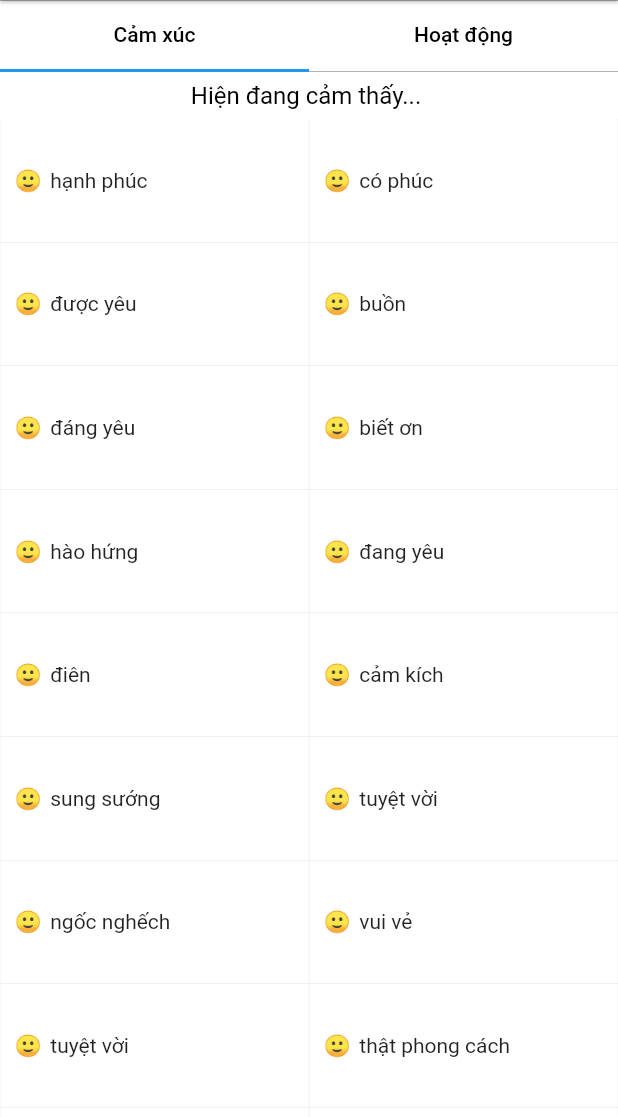
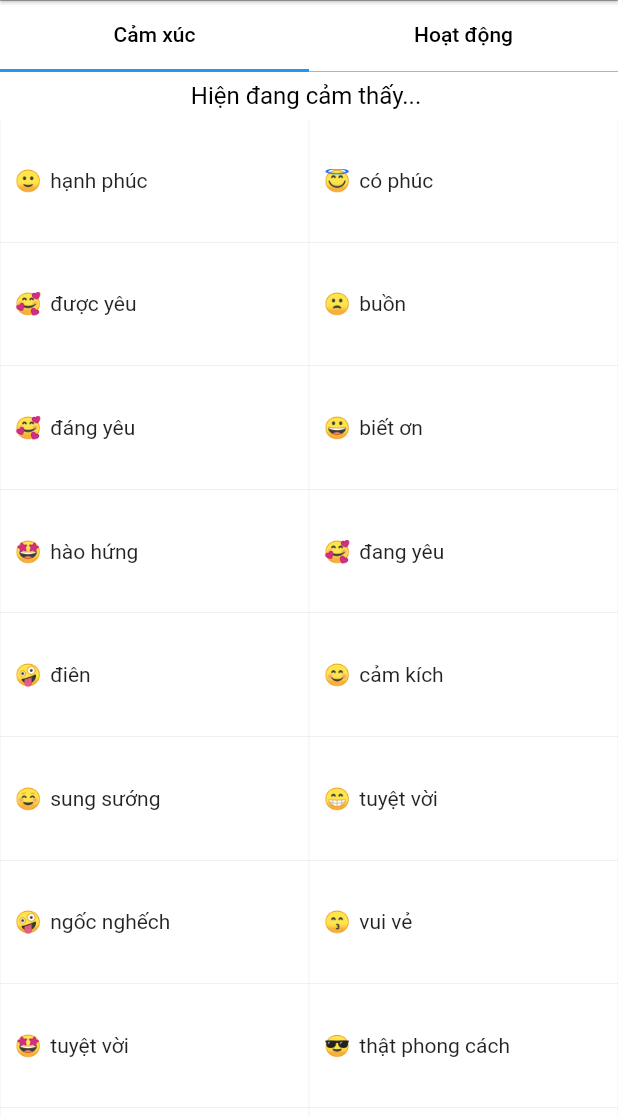
Before and after one commit to badao12x3/backend_fakebook, a Flutter app: the EmotionScreen screen opened by its route, on a phone screen of 412 x 824 dp, the part 84-1201 px from its top. Run offline on Flutter 3.47's test engine with Material 2 defaults, Android fonts, the phone set to English and light mode, and no system bars; our stand-ins replace bloc, bloc_concurrency, cached_network_image, device_info_plus, equatable, flutter_bloc and 7 more; accounts and stored records are empty.

Commit message:
fix emotion

```diff
--- a/lib/configuration.dart
+++ b/lib/configuration.dart
@@ -7,7 +7,7 @@ class Configuration {
   static const String baseUrlPhysicalDevice = '192.168.1.10:5001'; //mobile
   static const String baseUrlPhysicalDevice2 = '10.0.2.2:5001'; //mobile
   // để nguyên 3 cái trên, nếu muốn đổi thiết bị thì đổi cái dưới
-  static const String baseUrlConnect = baseUrlWeb;
+  static const String baseUrlConnect = baseUrlPhysicalDevice;
   // accountId: 63bbff18fc13ae649300082a - Chris Vater - token fix cứng nếu chẳng may gặp một lỗi nào đó
   static const String token = 'eyJhbGciOiJIUzI1NiIsInR5cCI6IkpXVCJ9.eyJhY2NvdW50X2lkIjoiNjNiYmZmMThmYzEzYWU2NDkzMDAwODJhIiwicGhvbmVOdW1iZXIiOiIwMTIzNDU2Nzg5IiwiaWF0IjoxNjc1NTA2NTA2LCJleHAiOjE2NzgwOTg1MDZ9.YRLyFEV1VKKCBP8QwVJ4ZFDz7BJjNUfOK0BK3CvvdHw';
 }
--- a/lib/screens/post/emotion_screen.dart
+++ b/lib/screens/post/emotion_screen.dart
@@ -105,129 +105,129 @@ class EmotionGrid extends StatelessWidget {
   @override
   Widget build(BuildContext context) {
     final emotionArray = [
-      {'icon': 'hạnh phúc', 'value': 'hạnh phúc'},
-      {'icon': 'có phúc', 'value': 'có phúc'},
-      {'icon': 'được yêu', 'value': 'được yêu'},
-      {'icon': 'buồn', 'value': 'buồn'},
-      {'icon': 'đáng yêu', 'value': 'đáng yêu'},
-      {'icon': 'biết ơn', 'value': 'biết ơn'},
-      {'icon': 'hào hứng', 'value': 'hào hứng'},
-      {'icon': 'đang yêu', 'value': 'đang yêu'},
-      {'icon': 'điên', 'value': 'điên'},
-      {'icon': 'cảm kích', 'value': 'cảm kích'},
-      {'icon': 'sung sướng', 'value': 'sung sướng'},
-      {'icon': 'tuyệt vời', 'value': 'tuyệt vời'},
-      {'icon': 'ngốc nghếch', 'value': 'ngốc nghếch'},
-      {'icon': 'vui vẻ', 'value': 'vui vẻ'},
-      {'icon': 'tuyệt vời', 'value': 'tuyệt vời'},
-      {'icon': 'thật phong cách', 'value': 'thật phong cách'},
-      {'icon': 'thú vị', 'value': 'thú vị'},
-      {'icon': 'thư giãn', 'value': 'thư giãn'},
-      {'icon': 'positive', 'value': 'positive'},
-      {'icon': 'rùng mình', 'value': 'rùng mình'},
-      {'icon': 'đầy hi vọng', 'value': 'đầy hi vọng'},
-      {'icon': 'hân hoan', 'value': 'hân hoan'},
-      {'icon': 'mệt mỏi', 'value': 'mệt mỏi'},
-      {'icon': 'có động lực', 'value': 'có động lực'},
-      {'icon': 'proud', 'value': 'proud'},
-      {'icon': 'chỉ có một mình', 'value': 'chỉ có một mình'},
-      {'icon': 'chu đáo', 'value': 'chu đáo'},
-      {'icon': 'OK', 'value': 'OK'},
-      {'icon': 'nhớ nhà', 'value': 'nhớ nhà'},
-      {'icon': 'giận dữ', 'value': 'giận dữ'},
-      {'icon': 'ốm yếu', 'value': 'ốm yếu'},
-      {'icon': 'hài lòng', 'value': 'hài lòng'},
-      {'icon': 'kiệt sức', 'value': 'kiệt sức'},
-      {'icon': 'xúc động', 'value': 'xúc động'},
-      {'icon': 'tự tin', 'value': 'tự tin'},
-      {'icon': 'rất tuyệt', 'value': 'rất tuyệt'},
-      {'icon': 'tươi mới', 'value': 'tươi mới'},
-      {'icon': 'quyết đoán', 'value': 'quyết đoán'},
-      {'icon': 'kiệt sức', 'value': 'kiệt sức'},
-      {'icon': 'bực mình', 'value': 'bực mình'},
-      {'icon': 'vui vẻ', 'value': 'vui vẻ'},
-      {'icon': 'gặp may', 'value': 'gặp may'},
-      {'icon': 'đau khổ', 'value': 'đau khổ'},
-      {'icon': 'buồn tẻ', 'value': 'buồn tẻ'},
-      {'icon': 'buồn ngủ', 'value': 'buồn ngủ'},
-      {'icon': 'tràn đầy sinh lực', 'value': 'tràn đầy sinh lực'},
-      {'icon': 'đói', 'value': 'đói'},
-      {'icon': 'chuyên nghiệp', 'value': 'chuyên nghiệp'},
-      {'icon': 'đau đớn', 'value': 'đau đớn'},
-      {'icon': 'thanh thản', 'value': 'thanh thản'},
-      {'icon': 'thất vọng', 'value': 'thất vọng'},
-      {'icon': 'lạc quan', 'value': 'lạc quan'},
-      {'icon': 'lạnh', 'value': 'lạnh'},
-      {'icon': 'dễ thương', 'value': 'dễ thương'},
-      {'icon': 'tuyệt cú mèo', 'value': 'tuyệt cú mèo'},
-      {'icon': 'thật tuyệt', 'value': 'thật tuyệt'},
-      {'icon': 'hối tiếc', 'value': 'hối tiếc'},
-      {'icon': 'thật giỏi', 'value': 'thật giỏi'},
-      {'icon': 'lo lắng', 'value': 'lo lắng'},
-      {'icon': 'vui nhộn', 'value': 'vui nhộn'},
-      {'icon': 'tồi tệ', 'value': 'tồi tệ'},
-      {'icon': 'xuống tinh thần', 'value': 'xuống tinh thần'},
-      {'icon': 'đầy cảm hứng', 'value': 'đầy cảm hứng'},
-      {'icon': 'hài lòng', 'value': 'hài lòng'},
-      {'icon': 'phấn khích', 'value': 'phấn khích'},
-      {'icon': 'bình tĩnh', 'value': 'bình tĩnh'},
-      {'icon': 'bối rối', 'value': 'bối rối'},
-      {'icon': 'goofy', 'value': 'goofy'},
-      {'icon': 'trống vắng', 'value': 'trống vắng'},
-      {'icon': 'tốt', 'value': 'tốt'},
-      {'icon': 'mỉa mai', 'value': 'mỉa mai'},
-      {'icon': 'cô đơn', 'value': 'cô đơn'},
-      {'icon': 'mạnh mẽ', 'value': 'mạnh mẽ'},
-      {'icon': 'lo lắng', 'value': 'lo lắng'},
-      {'icon': 'đặc biệt', 'value': 'đặc biệt'},
-      {'icon': 'chán nản', 'value': 'chán nản'},
-      {'icon': 'vui vẻ', 'value': 'vui vẻ'},
-      {'icon': 'tò mò', 'value': 'tò mò'},
-      {'icon': 'ủ dột', 'value': 'ủ dột'},
-      {'icon': 'được chào đón', 'value': 'được chào đón'},
-      {'icon': 'gục ngã', 'value': 'gục ngã'},
-      {'icon': 'xinh đẹp', 'value': 'xinh đẹp'},
-      {'icon': 'tuyệt vời', 'value': 'tuyệt vời'},
-      {'icon': 'cáu', 'value': 'cáu'},
-      {'icon': 'căng thẳng', 'value': 'căng thẳng'},
-      {'icon': 'thiếu', 'value': 'thiếu'},
-      {'icon': 'kích động', 'value': 'kích động'},
-      {'icon': 'tinh quái', 'value': 'tinh quái'},
-      {'icon': 'kinh ngạc', 'value': 'kinh ngạc'},
-      {'icon': 'tức giận', 'value': 'tức giận'},
-      {'icon': 'buồn chán', 'value': 'buồn chán'},
-      {'icon': 'bối rồi', 'value': 'bối rồi'},
-      {'icon': 'mạnh mẽ', 'value': 'mạnh mẽ'},
-      {'icon': 'phẫn nộ', 'value': 'phẫn nộ'},
-      {'icon': 'mới mẻ', 'value': 'mới mẻ'},
-      {'icon': 'thành công', 'value': 'thành công'},
-      {'icon': 'ngạc nhiên', 'value': 'ngạc nhiên'},
-      {'icon': 'bối rối', 'value': 'bối rối'},
-      {'icon': 'nản lòng', 'value': 'nản lòng'},
-      {'icon': 'tẻ nhạt', 'value': 'tẻ nhạt'},
-      {'icon': 'xinh xắn', 'value': 'xinh xắn'},
-      {'icon': 'khá hơn', 'value': 'khá hơn'},
-      {'icon': 'tội lỗi', 'value': 'tội lỗi'},
-      {'icon': 'an toàn', 'value': 'an toàn'},
-      {'icon': 'tự do', 'value': 'tự do'},
-      {'icon': 'hoang mang', 'value': 'hoang mang'},
-      {'icon': 'già nua', 'value': 'già nua'},
-      {'icon': 'lười biếng', 'value': 'lười biếng'},
-      {'icon': 'tồi tệ hơn', 'value': 'tồi tệ hơn'},
-      {'icon': 'khủng khiếp', 'value': 'khủng khiếp'},
-      {'icon': 'thoải mái', 'value': 'thoải mái'},
-      {'icon': 'ngớ ngẩn', 'value': 'ngớ ngẩn'},
-      {'icon': 'hổ thẹn', 'value': 'hổ thẹn'},
-      {'icon': 'kinh khủng', 'value': 'kinh khủng'},
-      {'icon': 'đang ngủ', 'value': 'đang ngủ'},
-      {'icon': 'khỏe', 'value': 'khỏe'},
-      {'icon': 'nhanh nhẹn', 'value': 'nhanh nhẹn'},
-      {'icon': 'ngại ngùng', 'value': 'ngại ngùng'},
-      {'icon': 'gay go', 'value': 'gay go'},
-      {'icon': 'kỳ lạ', 'value': 'kỳ lạ'},
-      {'icon': 'như con người', 'value': 'như con người'},
-      {'icon': 'bị tổn thương', 'value': 'bị tổn thương'},
-      {'icon': 'khủng khiếp', 'value': 'khủng khiếp'}
+      {'icon': '🙂', 'value': 'hạnh phúc'},
+      {'icon': '😇', 'value': 'có phúc'},
+      {'icon': '🥰', 'value': 'được yêu'},
+      {'icon': '🙁', 'value': 'buồn'},
+      {'icon': '🥰', 'value': 'đáng yêu'},
+      {'icon': '😀', 'value': 'biết ơn'},
+      {'icon': '🤩', 'value': 'hào hứng'},
+      {'icon': '🥰', 'value': 'đang yêu'},
+      {'icon': '🤪', 'value': 'điên'},
+      {'icon': '😊', 'value': 'cảm kích'},
+      {'icon': '☺', 'value': 'sung sướng'},
+      {'icon': '😁', 'value': 'tuyệt vời'},
+      {'icon': '🤪', 'value': 'ngốc nghếch'},
+      {'icon': '😙', 'value': 'vui vẻ'},
+      {'icon': '🤩', 'value': 'tuyệt vời'},
+      {'icon': '😎', 'value': 'thật phong cách'},
+      {'icon': '😉', 'value': 'thú vị'},
+      {'icon': '😬', 'value': 'thư giãn'},
+      {'icon': '😉', 'value': 'positive'},
+      {'icon': '😬', 'value': 'rùng mình'},
+      {'icon': '🤗', 'value': 'đầy hi vọng'},
+      {'icon': '🤗', 'value': 'hân hoan'},
+      {'icon': '😓', 'value': 'mệt mỏi'},
+      {'icon': '🤩', 'value': 'có động lực'},
+      {'icon': '☺', 'value': 'proud'},
+      {'icon': '😩', 'value': 'chỉ có một mình'},
+      {'icon': '☺', 'value': 'chu đáo'},
+      {'icon': '👌', 'value': 'OK'},
+      {'icon': '🤕', 'value': 'nhớ nhà'},
+      {'icon': '😡', 'value': 'giận dữ'},
+      {'icon': '🤒', 'value': 'ốm yếu'},
+      {'icon': '😊', 'value': 'hài lòng'},
+      {'icon': '😩', 'value': 'kiệt sức'},
+      {'icon': '🥺', 'value': 'xúc động'},
+      {'icon': '🤩', 'value': 'tự tin'},
+      {'icon': '😁', 'value': 'rất tuyệt'},
+      {'icon': '😉', 'value': 'tươi mới'},
+      {'icon': '😤', 'value': 'quyết đoán'},
+      {'icon': '😩', 'value': 'kiệt sức'},
+      {'icon': '😠', 'value': 'bực mình'},
+      {'icon': '😄', 'value': 'vui vẻ'},
+      {'icon': '🤑', 'value': 'gặp may'},
+      {'icon': '😔', 'value': 'đau khổ'},
+      {'icon': '😔', 'value': 'buồn tẻ'},
+      {'icon': '😴', 'value': 'buồn ngủ'},
+      {'icon': '🤩', 'value': 'tràn đầy sinh lực'},
+      {'icon': '🤤', 'value': 'đói'},
+      {'icon': '😎', 'value': 'chuyên nghiệp'},
+      {'icon': '😵', 'value': 'đau đớn'},
+      {'icon': '😌', 'value': 'thanh thản'},
+      {'icon': '😔', 'value': 'thất vọng'},
+      {'icon': '😚', 'value': 'lạc quan'},
+      {'icon': '🥶', 'value': 'lạnh'},
+      {'icon': '🥺', 'value': 'dễ thương'},
+      {'icon': '🤩', 'value': 'tuyệt cú mèo'},
+      {'icon': '😊', 'value': 'thật tuyệt'},
+      {'icon': '😧', 'value': 'hối tiếc'},
+      {'icon': '😝', 'value': 'thật giỏi'},
+      {'icon': '🙁', 'value': 'lo lắng'},
+      {'icon': '😁', 'value': 'vui nhộn'},
+      {'icon': '🥺', 'value': 'tồi tệ'},
+      {'icon': '😔', 'value': 'xuống tinh thần'},
+      {'icon': '😚', 'value': 'đầy cảm hứng'},
+      {'icon': '☺', 'value': 'hài lòng'},
+      {'icon': '😄', 'value': 'phấn khích'},
+      {'icon': '😐', 'value': 'bình tĩnh'},
+      {'icon': '😕', 'value': 'bối rối'},
+      {'icon': '😟', 'value': 'goofy'},
+      {'icon': '😔', 'value': 'trống vắng'},
+      {'icon': '🙂', 'value': 'tốt'},
+      {'icon': '😏', 'value': 'mỉa mai'},
+      {'icon': '😔', 'value': 'cô đơn'},
+      {'icon': '😤', 'value': 'mạnh mẽ'},
+      {'icon': '😟', 'value': 'lo lắng'},
+      {'icon': '😌', 'value': 'đặc biệt'},
+      {'icon': '😟', 'value': 'chán nản'},
+      {'icon': '😁', 'value': 'vui vẻ'},
+      {'icon': '😮', 'value': 'tò mò'},
+      {'icon': '😟', 'value': 'ủ dột'},
+      {'icon': '🤗', 'value': 'được chào đón'},
+      {'icon': '🤕', 'value': 'gục ngã'},
+      {'icon': '🥰', 'value': 'xinh đẹp'},
+      {'icon': '🥰', 'value': 'tuyệt vời'},
+      {'icon': '🤬', 'value': 'cáu'},
+      {'icon': '😠', 'value': 'căng thẳng'},
+      {'icon': '😟', 'value': 'thiếu'},
+      {'icon': '🤬', 'value': 'kích động'},
+      {'icon': '🤪', 'value': 'tinh quái'},
+      {'icon': '😮', 'value': 'kinh ngạc'},
+      {'icon': '😡', 'value': 'tức giận'},
+      {'icon': '😩', 'value': 'buồn chán'},
+      {'icon': '😕', 'value': 'bối rồi'},
+      {'icon': '😤', 'value': 'mạnh mẽ'},
+      {'icon': '🤬', 'value': 'phẫn nộ'},
+      {'icon': '😙', 'value': 'mới mẻ'},
+      {'icon': '😁', 'value': 'thành công'},
+      {'icon': '😮', 'value': 'ngạc nhiên'},
+      {'icon': '😕', 'value': 'bối rối'},
+      {'icon': '😔', 'value': 'nản lòng'},
+      {'icon': '😒', 'value': 'tẻ nhạt'},
+      {'icon': '🥰', 'value': 'xinh xắn'},
+      {'icon': '🤗', 'value': 'khá hơn'},
+      {'icon': '😳', 'value': 'tội lỗi'},
+      {'icon': '🤗', 'value': 'an toàn'},
+      {'icon': '😚', 'value': 'tự do'},
+      {'icon': '😕', 'value': 'hoang mang'},
+      {'icon': '👴', 'value': 'già nua'},
+      {'icon': '😪', 'value': 'lười biếng'},
+      {'icon': '😰', 'value': 'tồi tệ hơn'},
+      {'icon': '😵', 'value': 'khủng khiếp'},
+      {'icon': '😌', 'value': 'thoải mái'},
+      {'icon': '😜', 'value': 'ngớ ngẩn'},
+      {'icon': '😳', 'value': 'hổ thẹn'},
+      {'icon': '🤮', 'value': 'kinh khủng'},
+      {'icon': '😴', 'value': 'đang ngủ'},
+      {'icon': '💪', 'value': 'khỏe'},
+      {'icon': '🦵', 'value': 'nhanh nhẹn'},
+      {'icon': '😳', 'value': 'ngại ngùng'},
+      {'icon': '😷', 'value': 'gay go'},
+      {'icon': '🤨', 'value': 'kỳ lạ'},
+      {'icon': '😶', 'value': 'như con người'},
+      {'icon': '😢', 'value': 'bị tổn thương'},
+      {'icon': '😱', 'value': 'khủng khiếp'}
     ];
 
     return GridView.builder(
@@ -251,7 +251,7 @@ class EmotionGrid extends StatelessWidget {
               ),
               child: Row(
                 children: [
-                  Text('🙂'),
+                  Text(emotionArray[index]["icon"] as String),
                   SizedBox(width: 6),
                   Text(emotionArray[index]["value"] as String)
                 ],
@@ -270,18 +270,18 @@ class ActivityGrid extends StatelessWidget {
   @override
   Widget build(BuildContext context) {
     final activityArray = [
-      {'icon': 'Đang chúc mừng...', 'value': 'Đang chúc mừng...'},
-      {'icon': 'Đang ăn...', 'value': 'Đang ăn...'},
-      {'icon': 'Đang tham gia...', 'value': 'Đang tham gia...'},
-      {'icon': 'Đang nghe...', 'value': 'Đang nghe...'},
-      {'icon': 'Đang nghĩ về...', 'value': 'Đang nghĩ về...'},
-      {'icon': 'Đang chơi...', 'value': 'Đang chơi...'},
-      {'icon': 'Đang xem...', 'value': 'Đang xem...'},
-      {'icon': 'Đang uống...', 'value': 'Đang uống...'},
-      {'icon': 'Đang đi tới....', 'value': 'Đang đi tới....'},
-      {'icon': 'Đang tìm...', 'value': 'Đang tìm...'},
-      {'icon': 'Đang đọc', 'value': 'Đang đọc'},
-      {'icon': 'Đang ủng hộ...', 'value': 'Đang ủng hộ...'}
+      {'icon': '🥳', 'value': 'Đang chúc mừng...'},
+      {'icon': '🍪', 'value': 'Đang ăn...'},
+      {'icon': '🙋', 'value': 'Đang tham gia...'},
+      {'icon': '🎵', 'value': 'Đang nghe...'},
+      {'icon': '💭', 'value': 'Đang nghĩ về...'},
+      {'icon': '🎮', 'value': 'Đang chơi...'},
+      {'icon': '🎥', 'value': 'Đang xem...'},
+      {'icon': '🍹', 'value': 'Đang uống...'},
+      {'icon': '✈', 'value': 'Đang đi tới....'},
+      {'icon': '🔎', 'value': 'Đang tìm...'},
+      {'icon': '📖', 'value': 'Đang đọc'},
+      {'icon': '💝', 'value': 'Đang ủng hộ...'}
     ];
     return GridView.builder(
       gridDelegate: SliverGridDelegateWithFixedCrossAxisCount(
@@ -299,7 +299,7 @@ class ActivityGrid extends StatelessWidget {
               ),
               child: Row(
                 children: [
-                  Text('🙂'),
+                  Text(activityArray[index]["icon"] as String),
                   SizedBox(width: 6),
                   Text(activityArray[index]["value"] as String)
                 ],
```
